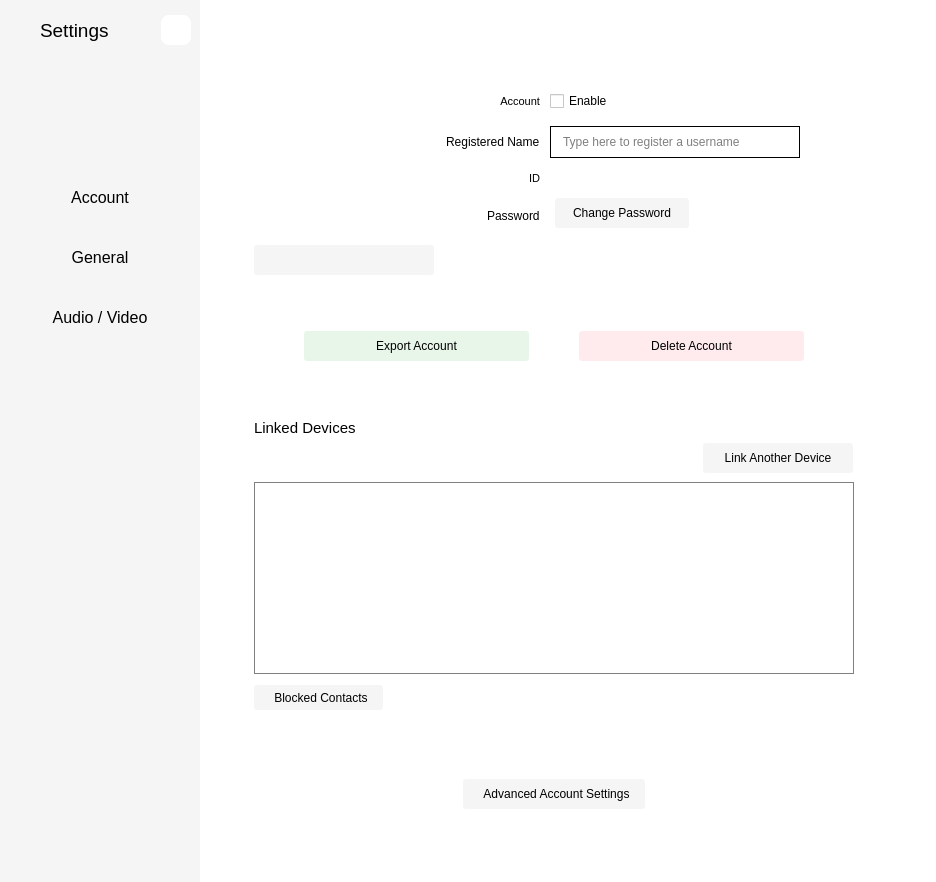
Above: settingswidget.ui from savoirfairelinux/jami-client-windows before the change. Below: the same form after it.
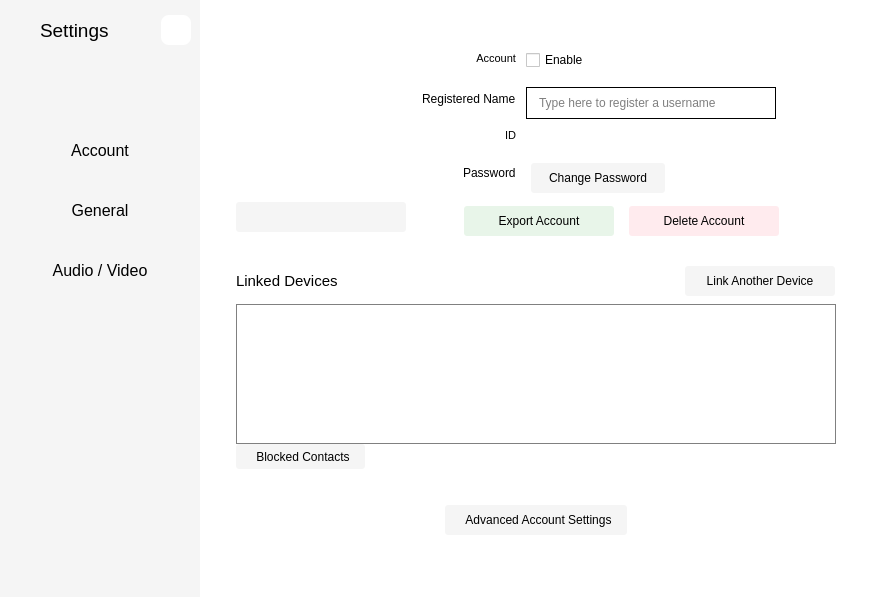
That is the form after the change. The open tabs and pages were chosen to show the change. Icons and pictures are not drawn. Custom widgets are drawn as their Qt base class.

Commit message: ui/ux: shrink settings widget and move export/delete buttons

```diff
--- a/settingswidget.ui
+++ b/settingswidget.ui
@@ -6,8 +6,8 @@
    <rect>
     <x>0</x>
     <y>0</y>
-    <width>936</width>
-    <height>882</height>
+    <width>894</width>
+    <height>597</height>
    </rect>
   </property>
   <property name="windowTitle">
@@ -18,7 +18,7 @@
   </property>
   <layout class="QHBoxLayout" name="horizontalLayout_3">
    <property name="spacing">
-    <number>10</number>
+    <number>0</number>
    </property>
    <property name="leftMargin">
     <number>0</number>
@@ -405,12 +405,12 @@
            <property name="minimumSize">
             <size>
              <width>500</width>
-             <height>600</height>
+             <height>590</height>
             </size>
            </property>
            <property name="maximumSize">
             <size>
-             <width>80000</width>
+             <width>16777215</width>
              <height>16777215</height>
             </size>
            </property>
@@ -418,7 +418,7 @@
             <string notr="true">background: white;</string>
            </property>
            <property name="currentIndex">
-            <number>2</number>
+            <number>1</number>
            </property>
            <widget class="QWidget" name="generalSettings">
             <property name="sizePolicy">
@@ -429,8 +429,8 @@
             </property>
             <property name="minimumSize">
              <size>
-              <width>600</width>
-              <height>850</height>
+              <width>0</width>
+              <height>0</height>
              </size>
             </property>
             <property name="maximumSize">
@@ -485,8 +485,14 @@
                   </size>
                  </property>
                  <layout class="QVBoxLayout" name="verticalLayout_5">
+                  <property name="topMargin">
+                   <number>0</number>
+                  </property>
+                  <property name="bottomMargin">
+                   <number>0</number>
+                  </property>
                   <item>
-                   <layout class="QVBoxLayout" name="verticalLayout_4" stretch="1,0,0,0,0,0,0,0,0,0,0,0,0,0,3">
+                   <layout class="QVBoxLayout" name="verticalLayout_4" stretch="2,0,0,0,0,0,0,0,0,0,0,0,0,0,5">
                     <item>
                      <spacer name="verticalSpacer_2">
                       <property name="orientation">
@@ -647,6 +653,21 @@
                           <height>30</height>
                          </size>
                         </property>
+                        <property name="styleSheet">
+                         <string notr="true">QPushButton {background: rgb(245, 245, 245); border: 0px; border-radius: 3px; padding: 5px;}
+QPushButton:hover {background: rgb(237,237, 237);  border: 0px; border-radius: 3px;}
+QPushButton:pressed {background: rgb(230,230, 230);  border: 0px; border-radius: 3px;}</string>
+                        </property>
+                        <property name="icon">
+                         <iconset>
+                          <normaloff>images/icons/round-folder-24px.svg</normaloff>images/icons/round-folder-24px.svg</iconset>
+                        </property>
+                        <property name="iconSize">
+                         <size>
+                          <width>24</width>
+                          <height>24</height>
+                         </size>
+                        </property>
                        </widget>
                       </item>
                      </layout>
@@ -656,10 +677,13 @@
                       <property name="orientation">
                        <enum>Qt::Vertical</enum>
                       </property>
+                      <property name="sizeType">
+                       <enum>QSizePolicy::Fixed</enum>
+                      </property>
                       <property name="sizeHint" stdset="0">
                        <size>
                         <width>20</width>
-                        <height>40</height>
+                        <height>30</height>
                        </size>
                       </property>
                      </spacer>
@@ -1003,8 +1027,8 @@
             </property>
             <property name="minimumSize">
              <size>
-              <width>600</width>
-              <height>860</height>
+              <width>0</width>
+              <height>0</height>
              </size>
             </property>
             <property name="maximumSize">
@@ -1034,6 +1058,12 @@
              </property>
              <item>
               <widget class="QScrollArea" name="scrollArea">
+               <property name="minimumSize">
+                <size>
+                 <width>0</width>
+                 <height>580</height>
+                </size>
+               </property>
                <property name="frameShape">
                 <enum>QFrame::NoFrame</enum>
                </property>
@@ -1057,16 +1087,34 @@
                  <rect>
                   <x>0</x>
                   <y>0</y>
-                  <width>713</width>
-                  <height>908</height>
+                  <width>694</width>
+                  <height>597</height>
                  </rect>
                 </property>
                 <property name="styleSheet">
                  <string notr="true"/>
                 </property>
                 <layout class="QHBoxLayout" name="horizontalLayout_12" stretch="0">
+                 <property name="spacing">
+                  <number>0</number>
+                 </property>
+                 <property name="leftMargin">
+                  <number>0</number>
+                 </property>
+                 <property name="topMargin">
+                  <number>0</number>
+                 </property>
+                 <property name="rightMargin">
+                  <number>0</number>
+                 </property>
+                 <property name="bottomMargin">
+                  <number>0</number>
+                 </property>
                  <item>
                   <layout class="QHBoxLayout" name="accountHorLayout" stretch="2,0,0,3">
+                   <property name="spacing">
+                    <number>0</number>
+                   </property>
                    <item>
                     <spacer name="horizontalSpacer_6">
                      <property name="orientation">
@@ -1075,7 +1123,7 @@
                      <property name="sizeHint" stdset="0">
                       <size>
                        <width>460</width>
-                       <height>811</height>
+                       <height>0</height>
                       </size>
                      </property>
                     </spacer>
@@ -1084,11 +1132,26 @@
                     <widget class="QWidget" name="centralWidget" native="true">
                      <property name="minimumSize">
                       <size>
-                       <width>600</width>
+                       <width>0</width>
                        <height>0</height>
                       </size>
                      </property>
-                     <layout class="QVBoxLayout" name="currentAccountSettingsScrollLayout" stretch="2,0,0,0,0,0,0,0,0,3,0,2">
+                     <layout class="QVBoxLayout" name="currentAccountSettingsScrollLayout" stretch="3,0,0,1,0,0,0,0,3,0,5">
+                      <property name="spacing">
+                       <number>0</number>
+                      </property>
+                      <property name="leftMargin">
+                       <number>0</number>
+                      </property>
+                      <property name="topMargin">
+                       <number>0</number>
+                      </property>
+                      <property name="rightMargin">
+                       <number>0</number>
+                      </property>
+                      <property name="bottomMargin">
+                       <number>0</number>
+                      </property>
                       <item>
                        <spacer name="verticalSpacer_7">
                         <property name="orientation">
@@ -1100,23 +1163,7 @@
                         <property name="sizeHint" stdset="0">
                          <size>
                           <width>20</width>
-                          <height>20</height>
-                         </size>
-                        </property>
-                       </spacer>
-                      </item>
-                      <item>
-                       <spacer name="horizontalSpacer_19">
-                        <property name="orientation">
-                         <enum>Qt::Horizontal</enum>
-                        </property>
-                        <property name="sizeType">
-                         <enum>QSizePolicy::Fixed</enum>
-                        </property>
-                        <property name="sizeHint" stdset="0">
-                         <size>
-                          <width>600</width>
-                          <height>20</height>
+                          <height>10</height>
                          </size>
                         </property>
                        </spacer>
@@ -1132,6 +1179,14 @@
                            <number>0</number>
                           </property>
                           <property name="leftMargin">
+                           <number>0</number>
+                          </property>
+                          <property name="topMargin">
+                           <number>10</number>
+                          </property>
+                          <item>
+                           <layout class="QHBoxLayout" name="horizontalLayout_2">
+                            <property name="bottomMargin">
                            <number>10</number>
                           </property>
                           <item>
@@ -1144,14 +1199,14 @@
                             </property>
                             <property name="minimumSize">
                              <size>
-                              <width>160</width>
-                              <height>160</height>
+                                <width>150</width>
+                                <height>150</height>
                              </size>
                             </property>
                             <property name="maximumSize">
                              <size>
-                              <width>160</width>
-                              <height>160</height>
+                                <width>150</width>
+                                <height>150</height>
                              </size>
                             </property>
                             <property name="font">
@@ -1182,7 +1237,58 @@
                          </layout>
                         </item>
                         <item>
+                           <layout class="QHBoxLayout" name="horizontalLayout_64" stretch="0">
+                            <property name="spacing">
+                             <number>0</number>
+                            </property>
+                            <property name="topMargin">
+                             <number>0</number>
+                            </property>
+                            <property name="rightMargin">
+                             <number>0</number>
+                            </property>
+                            <item>
+                             <widget class="QLineEdit" name="displayNameLineEdit">
+                              <property name="sizePolicy">
+                               <sizepolicy hsizetype="Fixed" vsizetype="Fixed">
+                                <horstretch>0</horstretch>
+                                <verstretch>0</verstretch>
+                               </sizepolicy>
+                              </property>
+                              <property name="minimumSize">
+                               <size>
+                                <width>170</width>
+                                <height>30</height>
+                               </size>
+                              </property>
+                              <property name="maximumSize">
+                               <size>
+                                <width>170</width>
+                                <height>30</height>
+                               </size>
+                              </property>
+                              <property name="font">
+                               <font>
+                                <stylestrategy>PreferAntialias</stylestrategy>
+                               </font>
+                              </property>
+                              <property name="styleSheet">
+                               <string notr="true">border: 0px; border-radius: 3px; background: rgb(245, 245, 245);</string>
+                              </property>
+                              <property name="text">
+                               <string/>
+                              </property>
+                             </widget>
+                            </item>
+                           </layout>
+                          </item>
+                         </layout>
+                        </item>
+                        <item>
                          <layout class="QVBoxLayout" name="verticalLayout_18">
+                          <property name="spacing">
+                           <number>0</number>
+                          </property>
                           <property name="topMargin">
                            <number>10</number>
                           </property>
@@ -1281,6 +1387,9 @@
                                    <property name="alignment">
                                     <set>Qt::AlignRight|Qt::AlignTrailing|Qt::AlignVCenter</set>
                                    </property>
+                                   <property name="textInteractionFlags">
+                                    <set>Qt::NoTextInteraction</set>
+                                   </property>
                                   </widget>
                                  </item>
                                 </layout>
@@ -1323,6 +1432,9 @@
                                    <property name="text">
                                     <string>Registered Name</string>
                                    </property>
+                                   <property name="textInteractionFlags">
+                                    <set>Qt::NoTextInteraction</set>
+                                   </property>
                                   </widget>
                                  </item>
                                 </layout>
@@ -1377,6 +1489,9 @@
                                    <property name="text">
                                     <string>ID</string>
                                    </property>
+                                   <property name="textInteractionFlags">
+                                    <set>Qt::NoTextInteraction</set>
+                                   </property>
                                   </widget>
                                  </item>
                                 </layout>
@@ -1413,6 +1528,9 @@
                                    <property name="text">
                                     <string>Password</string>
                                    </property>
+                                   <property name="textInteractionFlags">
+                                    <set>Qt::NoTextInteraction</set>
+                                   </property>
                                   </widget>
                                  </item>
                                 </layout>
@@ -1521,7 +1639,7 @@
                                   </property>
                                   <property name="maximumSize">
                                    <size>
-                                    <width>144444</width>
+                                    <width>16777215</width>
                                     <height>32</height>
                                    </size>
                                   </property>
@@ -1728,135 +1846,48 @@
                                 </item>
                                </layout>
                               </item>
-                              <item>
-                               <spacer name="verticalSpacer_8">
-                                <property name="orientation">
-                                 <enum>Qt::Vertical</enum>
-                                </property>
-                                <property name="sizeType">
-                                 <enum>QSizePolicy::MinimumExpanding</enum>
-                                </property>
-                                <property name="sizeHint" stdset="0">
-                                 <size>
-                                  <width>20</width>
-                                  <height>8</height>
-                                 </size>
-                                </property>
-                               </spacer>
-                              </item>
                              </layout>
                             </item>
                            </layout>
                           </item>
-                         </layout>
-                        </item>
-                       </layout>
-                      </item>
                       <item>
-                       <layout class="QHBoxLayout" name="horizontalLayout_64" stretch="0,0">
-                        <property name="spacing">
-                         <number>10</number>
-                        </property>
-                        <property name="topMargin">
-                         <number>0</number>
-                        </property>
-                        <item>
-                         <widget class="QLineEdit" name="displayNameLineEdit">
-                          <property name="sizePolicy">
-                           <sizepolicy hsizetype="Fixed" vsizetype="Fixed">
-                            <horstretch>0</horstretch>
-                            <verstretch>0</verstretch>
-                           </sizepolicy>
-                          </property>
-                          <property name="minimumSize">
-                           <size>
-                            <width>180</width>
-                            <height>30</height>
-                           </size>
-                          </property>
-                          <property name="maximumSize">
-                           <size>
-                            <width>180</width>
-                            <height>50</height>
-                           </size>
-                          </property>
-                          <property name="font">
-                           <font>
-                            <stylestrategy>PreferAntialias</stylestrategy>
-                           </font>
-                          </property>
-                          <property name="styleSheet">
-                           <string notr="true">border: 0px; border-radius: 3px; background: rgb(245, 245, 245);</string>
-                          </property>
-                          <property name="text">
-                           <string/>
-                          </property>
-                         </widget>
-                        </item>
-                        <item>
-                         <spacer name="horizontalSpacer_45">
-                          <property name="orientation">
-                           <enum>Qt::Horizontal</enum>
-                          </property>
-                          <property name="sizeType">
-                           <enum>QSizePolicy::MinimumExpanding</enum>
-                          </property>
-                          <property name="sizeHint" stdset="0">
-                           <size>
-                            <width>400</width>
-                            <height>20</height>
-                           </size>
-                          </property>
-                         </spacer>
-                        </item>
-                       </layout>
-                      </item>
-                      <item>
-                       <layout class="QGridLayout" name="gridLayout_8">
-                        <property name="topMargin">
-                         <number>30</number>
-                        </property>
-                        <property name="bottomMargin">
-                         <number>0</number>
-                        </property>
-                        <item row="1" column="0">
-                         <spacer name="verticalSpacer_30">
-                          <property name="orientation">
-                           <enum>Qt::Vertical</enum>
-                          </property>
-                          <property name="sizeType">
-                           <enum>QSizePolicy::Fixed</enum>
-                          </property>
-                          <property name="sizeHint" stdset="0">
-                           <size>
-                            <width>20</width>
-                            <height>32</height>
-                           </size>
-                          </property>
-                         </spacer>
-                        </item>
-                        <item row="0" column="0">
                          <layout class="QHBoxLayout" name="horizontalLayout_65">
                           <property name="spacing">
-                           <number>50</number>
+                             <number>15</number>
                           </property>
                           <property name="leftMargin">
-                           <number>50</number>
+                             <number>10</number>
                           </property>
                           <property name="topMargin">
-                           <number>20</number>
+                             <number>10</number>
                           </property>
                           <property name="rightMargin">
-                           <number>50</number>
+                             <number>10</number>
                           </property>
                           <property name="bottomMargin">
-                           <number>20</number>
-                          </property>
+                             <number>0</number>
+                            </property>
+                            <item>
+                             <spacer name="horizontalSpacer_19">
+                              <property name="orientation">
+                               <enum>Qt::Horizontal</enum>
+                              </property>
+                              <property name="sizeType">
+                               <enum>QSizePolicy::MinimumExpanding</enum>
+                              </property>
+                              <property name="sizeHint" stdset="0">
+                               <size>
+                                <width>30</width>
+                                <height>20</height>
+                               </size>
+                              </property>
+                             </spacer>
+                            </item>
                           <item>
                            <widget class="QPushButton" name="btnExportAccount">
                             <property name="minimumSize">
                              <size>
-                              <width>0</width>
+                                <width>150</width>
                               <height>30</height>
                              </size>
                             </property>
@@ -1875,7 +1906,7 @@
                            <widget class="QPushButton" name="btnDeletAccount">
                             <property name="minimumSize">
                              <size>
-                              <width>0</width>
+                                <width>150</width>
                               <height>30</height>
                              </size>
                             </property>
@@ -1890,9 +1921,86 @@
                             </property>
                            </widget>
                           </item>
-                         </layout>
-                        </item>
-                        <item row="2" column="0">
+                            <item>
+                             <spacer name="horizontalSpacer_26">
+                              <property name="orientation">
+                               <enum>Qt::Horizontal</enum>
+                              </property>
+                              <property name="sizeType">
+                               <enum>QSizePolicy::MinimumExpanding</enum>
+                              </property>
+                              <property name="sizeHint" stdset="0">
+                               <size>
+                                <width>30</width>
+                                <height>20</height>
+                               </size>
+                              </property>
+                             </spacer>
+                            </item>
+                           </layout>
+                          </item>
+                         </layout>
+                        </item>
+                       </layout>
+                      </item>
+                      <item>
+                       <spacer name="verticalSpacer_8">
+                        <property name="orientation">
+                         <enum>Qt::Vertical</enum>
+                        </property>
+                        <property name="sizeType">
+                         <enum>QSizePolicy::Fixed</enum>
+                        </property>
+                        <property name="sizeHint" stdset="0">
+                         <size>
+                          <width>20</width>
+                          <height>20</height>
+                         </size>
+                        </property>
+                       </spacer>
+                      </item>
+                      <item>
+                       <spacer name="verticalSpacer_12">
+                        <property name="orientation">
+                         <enum>Qt::Vertical</enum>
+                        </property>
+                        <property name="sizeHint" stdset="0">
+                         <size>
+                          <width>20</width>
+                          <height>30</height>
+                         </size>
+                        </property>
+                       </spacer>
+                      </item>
+                      <item>
+                       <layout class="QHBoxLayout" name="horizontalLayout_66">
+                        <property name="spacing">
+                         <number>0</number>
+                        </property>
+                        <property name="leftMargin">
+                         <number>0</number>
+                        </property>
+                        <property name="topMargin">
+                         <number>0</number>
+                        </property>
+                        <property name="rightMargin">
+                         <number>1</number>
+                        </property>
+                        <property name="bottomMargin">
+                         <number>3</number>
+                        </property>
+                        <item>
+                         <layout class="QGridLayout" name="gridLayout_8">
+                          <property name="topMargin">
+                           <number>0</number>
+                          </property>
+                          <property name="bottomMargin">
+                           <number>0</number>
+                          </property>
+                          <property name="spacing">
+                           <number>0</number>
+                          </property>
+                          <item row="0" column="0">
                          <widget class="QLabel" name="label">
                           <property name="maximumSize">
                            <size>
@@ -1908,24 +2016,13 @@
                           <property name="text">
                            <string>Linked Devices</string>
                           </property>
+                            <property name="textInteractionFlags">
+                             <set>Qt::NoTextInteraction</set>
+                            </property>
                          </widget>
                         </item>
                        </layout>
                       </item>
-                      <item>
-                       <layout class="QHBoxLayout" name="horizontalLayout_66">
-                        <property name="leftMargin">
-                         <number>0</number>
-                        </property>
-                        <property name="topMargin">
-                         <number>0</number>
-                        </property>
-                        <property name="rightMargin">
-                         <number>1</number>
-                        </property>
-                        <property name="bottomMargin">
-                         <number>3</number>
-                        </property>
                         <item>
                          <spacer name="horizontalSpacer_46">
                           <property name="orientation">
@@ -1962,7 +2059,7 @@
                           </property>
                           <property name="maximumSize">
                            <size>
-                            <width>80000</width>
+                            <width>16777215</width>
                             <height>30</height>
                            </size>
                           </property>
@@ -1998,13 +2095,13 @@
                         <property name="minimumSize">
                          <size>
                           <width>600</width>
-                          <height>0</height>
+                          <height>140</height>
                          </size>
                         </property>
                         <property name="maximumSize">
                          <size>
                           <width>16777215</width>
-                          <height>200</height>
+                          <height>130</height>
                          </size>
                         </property>
                         <property name="styleSheet">
@@ -2107,6 +2204,9 @@
                         <property name="text">
                          <string/>
                         </property>
+                        <property name="textInteractionFlags">
+                         <set>Qt::NoTextInteraction</set>
+                        </property>
                        </widget>
                       </item>
                       <item>
@@ -2120,7 +2220,7 @@
                         <property name="sizeHint" stdset="0">
                          <size>
                           <width>20</width>
-                          <height>15</height>
+                          <height>10</height>
                          </size>
                         </property>
                        </spacer>
@@ -2159,7 +2259,7 @@
                           </property>
                           <property name="maximumSize">
                            <size>
-                            <width>600</width>
+                            <width>16777215</width>
                             <height>30</height>
                            </size>
                           </property>
@@ -2246,6 +2346,9 @@
                      <property name="textFormat">
                       <enum>Qt::PlainText</enum>
                      </property>
+                     <property name="textInteractionFlags">
+                      <set>Qt::NoTextInteraction</set>
+                     </property>
                     </widget>
                    </item>
                    <item>
@@ -2256,7 +2359,7 @@
                      <property name="sizeHint" stdset="0">
                       <size>
                        <width>697</width>
-                       <height>811</height>
+                       <height>0</height>
                       </size>
                      </property>
                     </spacer>
@@ -2317,7 +2420,7 @@
                  <number>0</number>
                 </property>
                 <item>
-                 <layout class="QGridLayout" name="gridLayout">
+                 <layout class="QGridLayout" name="gridLayout" columnstretch="2,0,3">
                   <item row="0" column="0">
                    <spacer name="horizontalSpacer">
                     <property name="orientation">
@@ -2348,7 +2451,7 @@
                     <property name="styleSheet">
                      <string notr="true"/>
                     </property>
-                    <layout class="QVBoxLayout" name="verticalLayout_8" stretch="0,0,1,0,2,2,1,0">
+                    <layout class="QVBoxLayout" name="verticalLayout_8" stretch="2,0,0,0,0,2,1,5">
                      <property name="spacing">
                       <number>0</number>
                      </property>
@@ -2383,7 +2486,7 @@
                      <item>
                       <layout class="QVBoxLayout" name="verticalLayout_9">
                        <property name="spacing">
-                        <number>10</number>
+                        <number>0</number>
                        </property>
                        <item>
                         <widget class="QLabel" name="label_16">
@@ -2444,6 +2547,9 @@
                              <property name="text">
                               <string>Microphone</string>
                              </property>
+                             <property name="textInteractionFlags">
+                              <set>Qt::NoTextInteraction</set>
+                             </property>
                             </widget>
                            </item>
                            <item>
@@ -2467,6 +2573,12 @@
                                <height>0</height>
                               </size>
                              </property>
+                             <property name="maximumSize">
+                              <size>
+                               <width>360</width>
+                               <height>16777215</height>
+                              </size>
+                             </property>
                              <property name="toolTip">
                               <string>Audio input device selector</string>
                              </property>
@@ -2504,6 +2616,9 @@
                              <property name="text">
                               <string>Output Device</string>
                              </property>
+                             <property name="textInteractionFlags">
+                              <set>Qt::NoTextInteraction</set>
+                             </property>
                             </widget>
                            </item>
                            <item>
@@ -2529,7 +2644,7 @@
                              </property>
                              <property name="maximumSize">
                               <size>
-                               <width>200</width>
+                               <width>360</width>
                                <height>16777215</height>
                               </size>
                              </property>
@@ -2550,12 +2665,12 @@
                         <enum>Qt::Vertical</enum>
                        </property>
                        <property name="sizeType">
-                        <enum>QSizePolicy::Fixed</enum>
+                        <enum>QSizePolicy::Minimum</enum>
                        </property>
                        <property name="sizeHint" stdset="0">
                         <size>
                          <width>20</width>
-                         <height>20</height>
+                         <height>10</height>
                         </size>
                        </property>
                       </spacer>
@@ -2563,7 +2678,7 @@
                      <item>
                       <layout class="QVBoxLayout" name="verticalLayout_6">
                        <property name="spacing">
-                        <number>7</number>
+                        <number>0</number>
                        </property>
                        <property name="topMargin">
                         <number>0</number>
@@ -2615,6 +2730,9 @@
                              <property name="text">
                               <string>Device</string>
                              </property>
+                             <property name="textInteractionFlags">
+                              <set>Qt::NoTextInteraction</set>
+                             </property>
                             </widget>
                            </item>
                            <item>
@@ -2646,7 +2764,7 @@
                              </property>
                              <property name="maximumSize">
                               <size>
-                               <width>16777215</width>
+                               <width>360</width>
                                <height>16777215</height>
                               </size>
                              </property>
@@ -2672,6 +2790,9 @@
                              <property name="text">
                               <string>Resolution</string>
                              </property>
+                             <property name="textInteractionFlags">
+                              <set>Qt::NoTextInteraction</set>
+                             </property>
                             </widget>
                            </item>
                            <item>
@@ -2703,7 +2824,7 @@
                              </property>
                              <property name="maximumSize">
                               <size>
-                               <width>16777215</width>
+                               <width>360</width>
                                <height>16777215</height>
                               </size>
                              </property>
```
Lines whose indentation alone changed are shown as unchanged. The commit also changes 3 other files.
